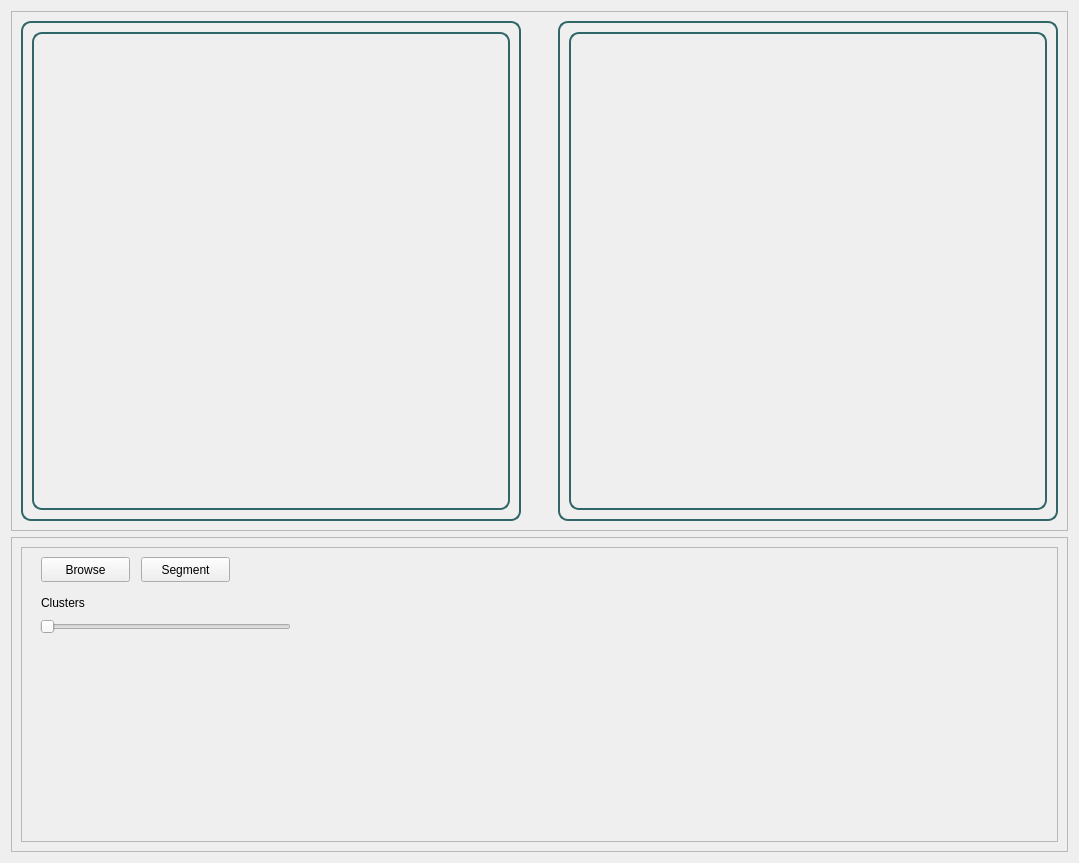
Qt form Task1/UI/agglomerativewidget.ui (SBME2025-ComputerVision/Task1_CV_CPP) before a commit.
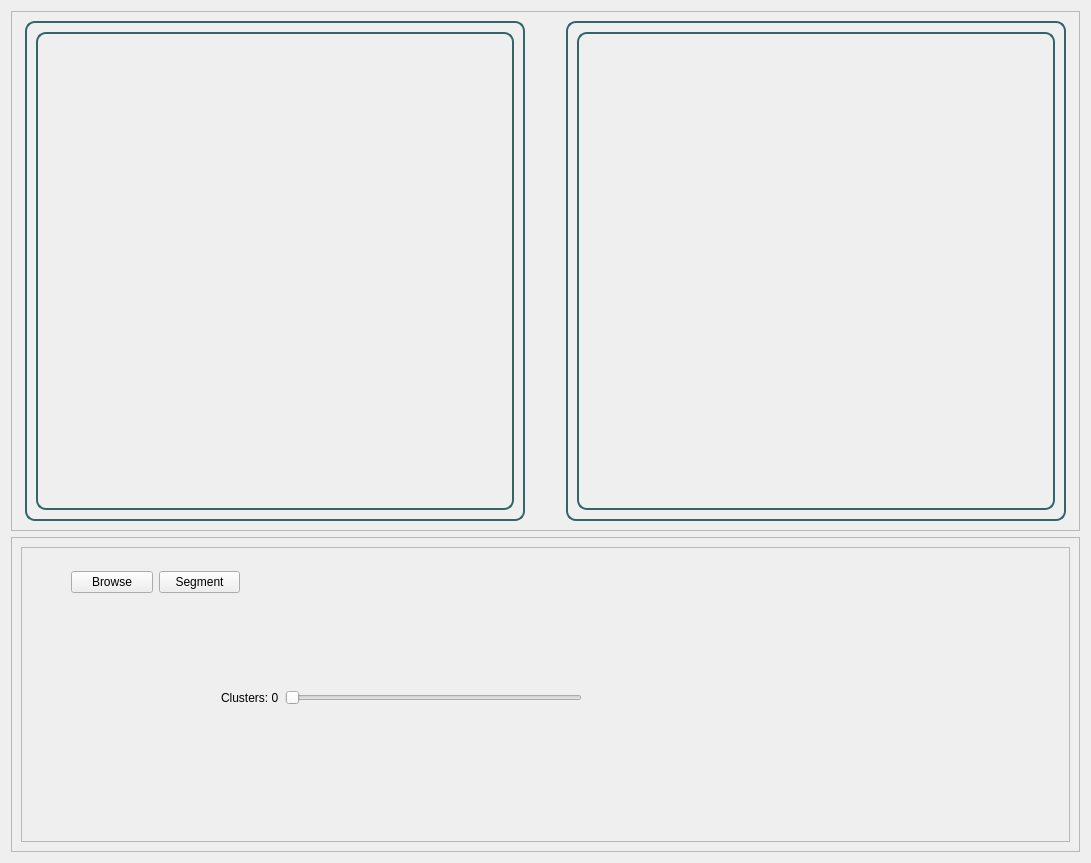
The same form after that commit.

Commit message: Fix UI Segment init btn

Patch:
```diff
--- a/Task1/UI/agglomerativewidget.ui
+++ b/Task1/UI/agglomerativewidget.ui
@@ -6,15 +6,15 @@
    <rect>
     <x>0</x>
     <y>0</y>
-    <width>1003</width>
+    <width>1091</width>
     <height>863</height>
    </rect>
   </property>
   <property name="windowTitle">
    <string>Form</string>
   </property>
-  <layout class="QVBoxLayout" name="verticalLayout_7">
-   <item>
+  <layout class="QGridLayout" name="gridLayout">
+   <item row="0" column="0">
     <widget class="QFrame" name="frame_11">
      <property name="frameShape">
       <enum>QFrame::StyledPanel</enum>
@@ -116,7 +116,7 @@
      </layout>
     </widget>
    </item>
-   <item>
+   <item row="1" column="0">
     <widget class="QFrame" name="frame_6">
      <property name="frameShape">
       <enum>QFrame::StyledPanel</enum>
@@ -133,57 +133,57 @@
         <property name="frameShadow">
          <enum>QFrame::Raised</enum>
         </property>
-        <widget class="QSlider" name="kCluserSlider">
+        <widget class="QWidget" name="">
          <property name="geometry">
           <rect>
-           <x>19</x>
-           <y>70</y>
-           <width>251</width>
-           <height>20</height>
+           <x>200</x>
+           <y>140</y>
+           <width>361</width>
+           <height>22</height>
           </rect>
          </property>
-         <property name="orientation">
-          <enum>Qt::Horizontal</enum>
-         </property>
+         <layout class="QHBoxLayout" name="horizontalLayout">
+          <item>
+           <widget class="QLabel" name="label_4">
+            <property name="text">
+             <string>Clusters: 0</string>
+            </property>
+           </widget>
+          </item>
+          <item>
+           <widget class="QSlider" name="kCluserSlider">
+            <property name="orientation">
+             <enum>Qt::Horizontal</enum>
+            </property>
+           </widget>
+          </item>
+         </layout>
         </widget>
-        <widget class="QLabel" name="label_4">
+        <widget class="QWidget" name="">
          <property name="geometry">
           <rect>
-           <x>20</x>
-           <y>40</y>
-           <width>61</width>
+           <x>50</x>
+           <y>20</y>
+           <width>169</width>
            <height>31</height>
           </rect>
          </property>
-         <property name="text">
-          <string>Clusters</string>
-         </property>
-        </widget>
-        <widget class="QPushButton" name="browseBtn_2">
-         <property name="geometry">
-          <rect>
-           <x>20</x>
-           <y>10</y>
-           <width>89</width>
-           <height>25</height>
-          </rect>
-         </property>
-         <property name="text">
-          <string>Browse</string>
-         </property>
-        </widget>
-        <widget class="QPushButton" name="segmentBtn">
-         <property name="geometry">
-          <rect>
-           <x>120</x>
-           <y>10</y>
-           <width>89</width>
-           <height>25</height>
-          </rect>
-         </property>
-         <property name="text">
-          <string>Segment</string>
-         </property>
+         <layout class="QHBoxLayout" name="horizontalLayout_2">
+          <item>
+           <widget class="QPushButton" name="browseBtn_2">
+            <property name="text">
+             <string>Browse</string>
+            </property>
+           </widget>
+          </item>
+          <item>
+           <widget class="QPushButton" name="segmentBtn">
+            <property name="text">
+             <string>Segment</string>
+            </property>
+           </widget>
+          </item>
+         </layout>
         </widget>
        </widget>
       </item>
```
The commit also changes 4 other files.
